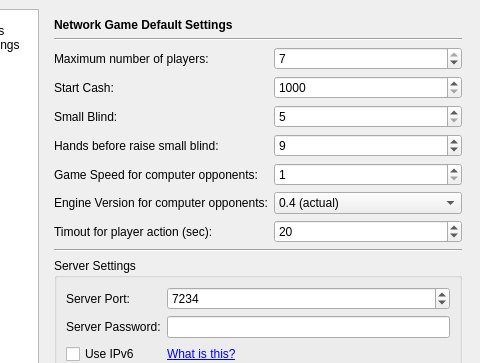
First picture: the form in src/gui/qt/settingsdialog.ui, repository pokerth/pokerth, before the edit; both pictures show x 120 to 600 and y 0 to 363 of the 600 by 533 pixel window.
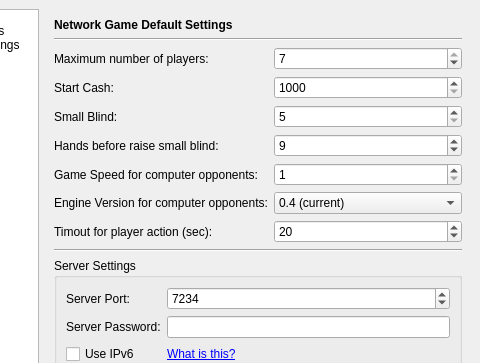
Second picture: the form after the edit. The open tabs and pages were chosen to show the change. Icons and pictures are not drawn. Custom widgets are drawn as their Qt base class.

```diff
--- a/src/gui/qt/settingsdialog.ui
+++ b/src/gui/qt/settingsdialog.ui
@@ -712,7 +712,7 @@
           <widget class="QComboBox" name="comboBox_netEngineVersion" >
            <item>
             <property name="text" >
-             <string>0.4 (actual)</string>
+             <string>0.4 (current)</string>
             </property>
            </item>
           </widget>
```
Left out of the diff: 2 changed lines with no effect on the pictures.
